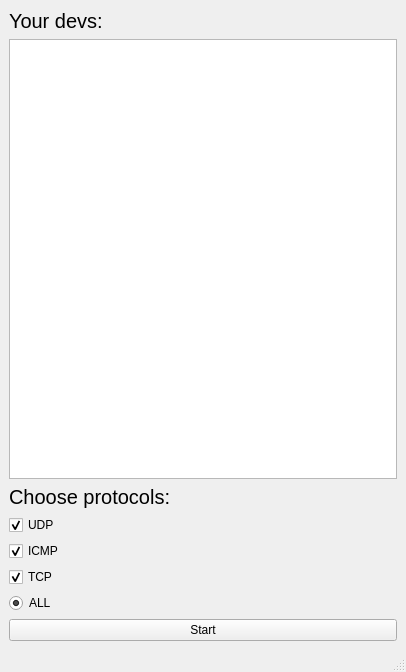
The window that mainwindow.ui (daniltaro/Qt_IDS) describes before a commit, drawn with Qt 5.
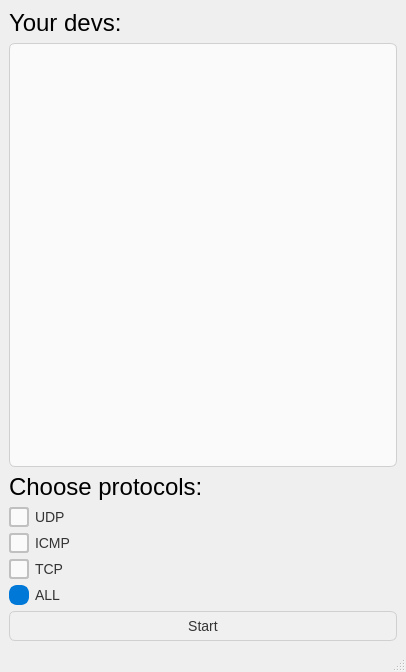
The same window after the commit. Icons and pictures are not drawn.

Diff of the .ui file:
```diff
--- a/mainwindow.ui
+++ b/mainwindow.ui
@@ -17,6 +17,37 @@
    <layout class="QGridLayout" name="gridLayout">
     <item row="3" column="0">
      <widget class="QCheckBox" name="checkBox_UDP">
+      <property name="font">
+       <font>
+        <family>Arial</family>
+        <pointsize>-1</pointsize>
+       </font>
+      </property>
+      <property name="styleSheet">
+       <string notr="true">QCheckBox {
+    spacing: 6px;
+    font-size: 14px;
+    color: #333;
+}
+
+QCheckBox::indicator {
+    width: 16px;
+    height: 16px;
+    border-radius: 3px;
+    border: 2px solid #c0c0c0;
+    background: #fafafa;
+}
+
+QCheckBox::indicator:hover {
+    border: 2px solid #0078d7;
+}
+
+QCheckBox::indicator:checked {
+    border: 2px solid #0078d7;
+    background-color: #0078d7;
+    image: url(:/qt-project.org/styles/commonstyle/images/checkmark.png);
+}</string>
+      </property>
       <property name="text">
        <string>UDP</string>
       </property>
@@ -33,6 +64,37 @@
     </item>
     <item row="5" column="0">
      <widget class="QCheckBox" name="checkBox_TCP">
+      <property name="font">
+       <font>
+        <family>Arial</family>
+        <pointsize>-1</pointsize>
+       </font>
+      </property>
+      <property name="styleSheet">
+       <string notr="true">QCheckBox {
+    spacing: 6px;
+    font-size: 14px;
+    color: #333;
+}
+
+QCheckBox::indicator {
+    width: 16px;
+    height: 16px;
+    border-radius: 3px;
+    border: 2px solid #c0c0c0;
+    background: #fafafa;
+}
+
+QCheckBox::indicator:hover {
+    border: 2px solid #0078d7;
+}
+
+QCheckBox::indicator:checked {
+    border: 2px solid #0078d7;
+    background-color: #0078d7;
+    image: url(:/qt-project.org/styles/commonstyle/images/checkmark.png);
+}</string>
+      </property>
       <property name="text">
        <string>TCP</string>
       </property>
@@ -49,6 +111,37 @@
     </item>
     <item row="4" column="0">
      <widget class="QCheckBox" name="checkBox_ICMP">
+      <property name="font">
+       <font>
+        <family>Arial</family>
+        <pointsize>-1</pointsize>
+       </font>
+      </property>
+      <property name="styleSheet">
+       <string notr="true">QCheckBox {
+    spacing: 6px;
+    font-size: 14px;
+    color: #333;
+}
+
+QCheckBox::indicator {
+    width: 16px;
+    height: 16px;
+    border-radius: 3px;
+    border: 2px solid #c0c0c0;
+    background: #fafafa;
+}
+
+QCheckBox::indicator:hover {
+    border: 2px solid #0078d7;
+}
+
+QCheckBox::indicator:checked {
+    border: 2px solid #0078d7;
+    background-color: #0078d7;
+    image: url(:/qt-project.org/styles/commonstyle/images/checkmark.png);
+}</string>
+      </property>
       <property name="text">
        <string>ICMP</string>
       </property>
@@ -67,7 +160,8 @@
      <widget class="QLabel" name="label">
       <property name="font">
        <font>
-        <pointsize>15</pointsize>
+        <family>Arial</family>
+        <pointsize>18</pointsize>
        </font>
       </property>
       <property name="text">
@@ -76,10 +170,56 @@
      </widget>
     </item>
     <item row="1" column="0">
-     <widget class="QListWidget" name="listWidget"/>
+     <widget class="QListWidget" name="listWidget">
+      <property name="styleSheet">
+       <string notr="true">QListWidget {
+    border: 1px solid #d0d0d0;
+    border-radius: 6px;
+    background-color: #fafafa;
+    padding: 4px;
+}
+
+QListWidget::item:selected {
+    background-color: #0078d7;
+    color: white;
+    border-radius: 4px;
+}
+</string>
+      </property>
+     </widget>
     </item>
     <item row="6" column="0">
      <widget class="QRadioButton" name="radioButton_ALL">
+      <property name="font">
+       <font>
+        <family>Arial</family>
+        <pointsize>-1</pointsize>
+       </font>
+      </property>
+      <property name="styleSheet">
+       <string notr="true">QRadioButton {
+    spacing: 6px;
+    font-size: 14px;
+    color: #333;
+}
+
+QRadioButton::indicator {
+    width: 16px;
+    height: 16px;
+    border-radius: 8px;
+    border: 2px solid #c0c0c0;
+    background: #fafafa;
+}
+
+QRadioButton::indicator:hover {
+    border: 2px solid #0078d7;
+}
+
+QRadioButton::indicator:checked {
+    border: 2px solid #0078d7;
+    background-color: #0078d7;
+}</string>
+      </property>
       <property name="text">
        <string>ALL</string>
       </property>
@@ -96,6 +236,24 @@
     </item>
     <item row="7" column="0">
      <widget class="QPushButton" name="pushButton">
+      <property name="styleSheet">
+       <string notr="true">QPushButton {
+    background-color: #f0f0f0;
+    border: 1px solid #d0d0d0;
+    border-radius: 6px;
+    padding: 6px 12px;
+    font-size: 14px;
+    color: #333;
+}
+
+QPushButton:hover {
+    background-color: #e6e6e6;
+}
+
+QPushButton:pressed {
+    background-color: #dcdcdc;
+}</string>
+      </property>
       <property name="text">
        <string>Start</string>
       </property>
@@ -111,7 +269,8 @@
      <widget class="QLabel" name="label_2">
       <property name="font">
        <font>
-        <pointsize>15</pointsize>
+        <family>Arial</family>
+        <pointsize>18</pointsize>
        </font>
       </property>
       <property name="text">
```
Left out of the diff: 2 changed lines with no effect on the pictures.
